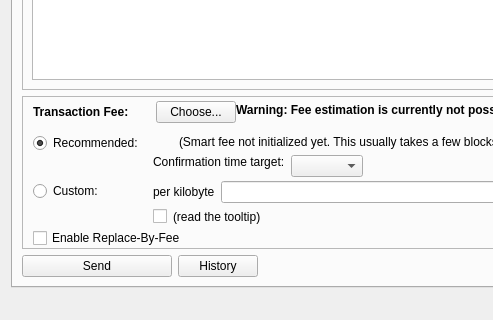
First picture: the form in src/qt/forms/messengerpage.ui, repository BlockStamp/bstnew, before the edit; both pictures show x 0 to 493 and y 549 to 869 of the 867 by 869 pixel window.
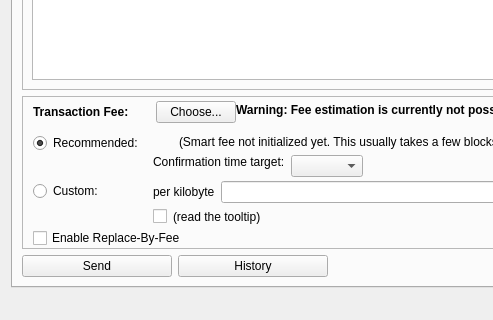
Second picture: the form after the edit. The open tabs and pages were chosen to show the change. Icons and pictures are not drawn. Custom widgets are drawn as their Qt base class.

Commit message: - added message sent signal from rpc for update history, - added history button icon

```diff
--- a/src/qt/forms/messengerpage.ui
+++ b/src/qt/forms/messengerpage.ui
@@ -1222,6 +1222,15 @@
          </item>
          <item>
           <widget class="QPushButton" name="sendHistoryButton">
+           <property name="minimumSize">
+            <size>
+             <width>150</width>
+             <height>0</height>
+            </size>
+           </property>
+           <property name="toolTip">
+            <string>Display history of sent messages.</string>
+           </property>
            <property name="text">
             <string>History</string>
            </property>
```
Left out of the diff: 4 changed lines with no effect on the pictures. The commit also changes 7 other files.
